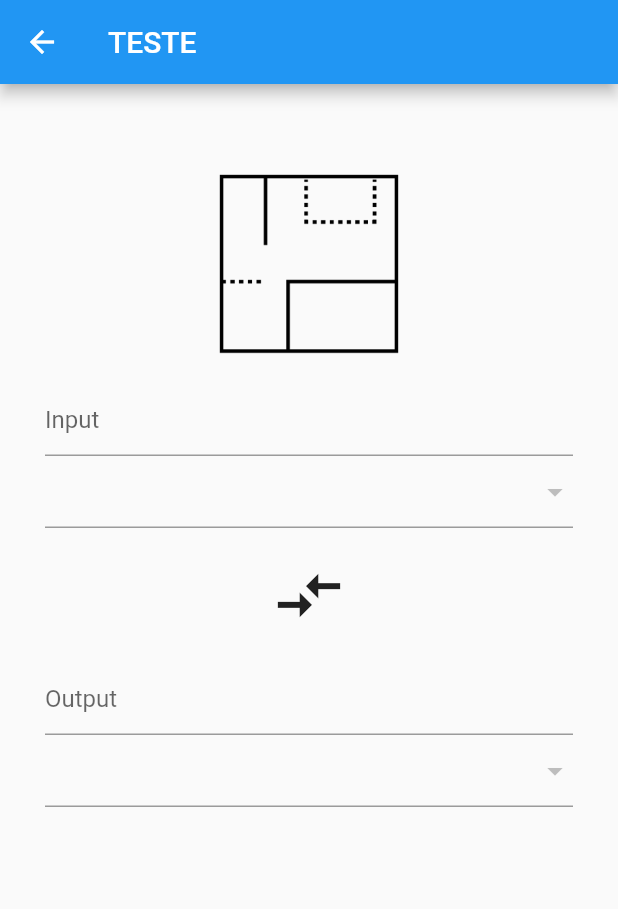
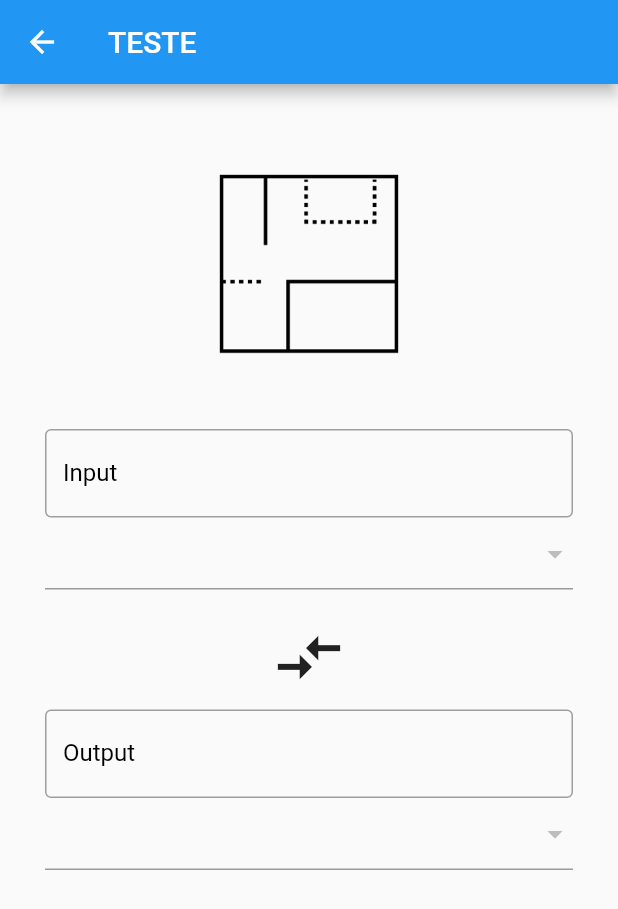
Before and after one commit to emiliosheinz/flutter-unity-converter, a Flutter app: the CalculatePage screen opened directly, on a phone screen of 412 x 824 dp. Shown: the top 909 px of the screen. Run offline on Flutter 3.47's test engine with Material 2 defaults, Android fonts, the phone set to English and light mode, and no system bars.

Commit message:
Moving to funtions the diferent components

```diff
--- a/unity_converter/lib/pages/calculate.dart
+++ b/unity_converter/lib/pages/calculate.dart
@@ -1,6 +1,75 @@
 import 'package:flutter/material.dart';
 
 class CalculatePage extends StatelessWidget {
+  _renderInputFields() {
+    return Column(
+      children: <Widget>[
+        TextFormField(
+          decoration: InputDecoration(
+            labelText: 'Input',
+            labelStyle: TextStyle(color: Colors.black),
+            focusedBorder: OutlineInputBorder(
+              borderSide: BorderSide(
+                color: Colors.black,
+              ),
+            ),
+            enabledBorder: OutlineInputBorder(
+              borderSide: BorderSide(
+                color: Colors.grey,
+              ),
+            ),
+          ),
+        ),
+        DropdownButtonFormField()
+      ],
+    );
+  }
+
+  _renderOutputFields() {
+    return Column(
+      children: <Widget>[
+        TextFormField(
+          decoration: InputDecoration(
+            labelText: 'Output',
+            labelStyle: TextStyle(color: Colors.black),
+            focusedBorder: OutlineInputBorder(
+              borderSide: BorderSide(
+                color: Colors.black,
+              ),
+            ),
+            enabledBorder: OutlineInputBorder(
+              borderSide: BorderSide(
+                color: Colors.grey,
+              ),
+            ),
+          ),
+        ),
+        DropdownButtonFormField(),
+      ],
+    );
+  }
+
+  _renderForm() {
+    return Form(
+      child: Column(
+        children: <Widget>[
+          _renderInputFields(),
+          SizedBox(
+            height: 20,
+          ),
+          Icon(
+            Icons.compare_arrows,
+            size: 50,
+          ),
+          SizedBox(
+            height: 10,
+          ),
+          _renderOutputFields(),
+        ],
+      ),
+    );
+  }
+
   @override
   Widget build(BuildContext context) {
     return Scaffold(
@@ -20,31 +89,8 @@ class CalculatePage extends StatelessWidget {
                   child: Image.asset('assets/icons/area.png'),
                 ),
               ),
-              SizedBox(height: 20),
-              Form(
-                child: Column(
-                  children: <Widget>[
-                    TextFormField(
-                      decoration: InputDecoration(hintText: 'Input'),
-                    ),
-                    DropdownButtonFormField(),
-                    SizedBox(
-                      height: 20,
-                    ),
-                    Icon(
-                      Icons.compare_arrows,
-                      size: 50,
-                    ),
-                    SizedBox(
-                      height: 20,
-                    ),
-                    TextFormField(
-                      decoration: InputDecoration(hintText: 'Output'),
-                    ),
-                    DropdownButtonFormField(),
-                  ],
-                ),
-              )
+              SizedBox(height: 50),
+              _renderForm(),
             ],
           ),
         ),
```
